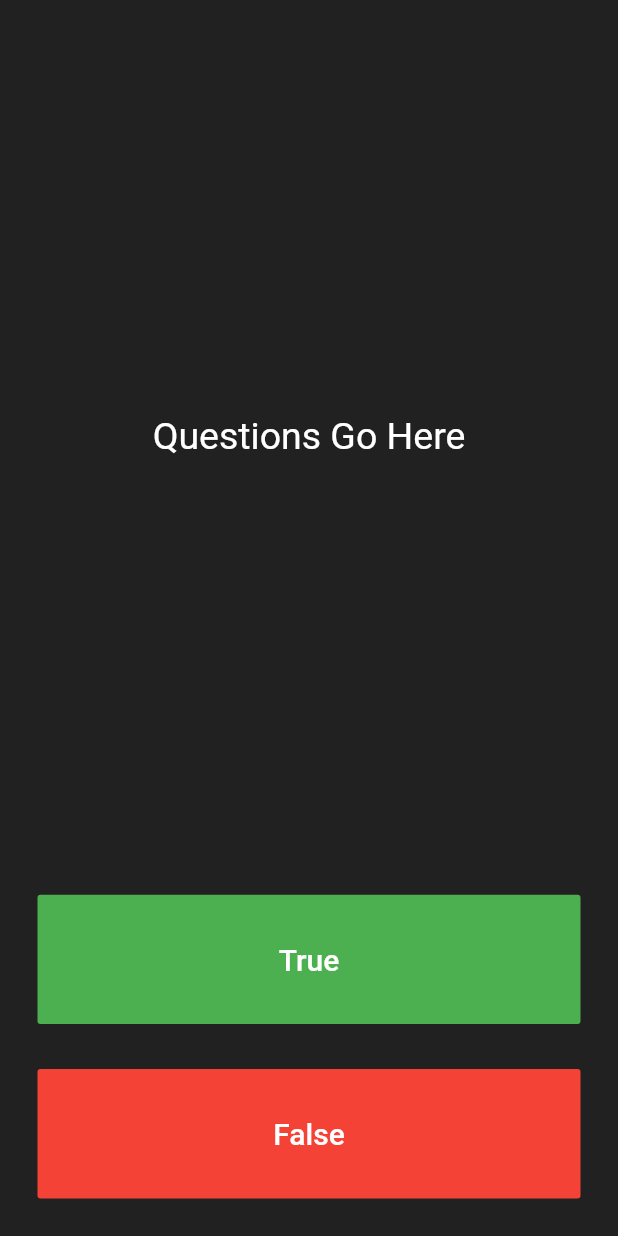
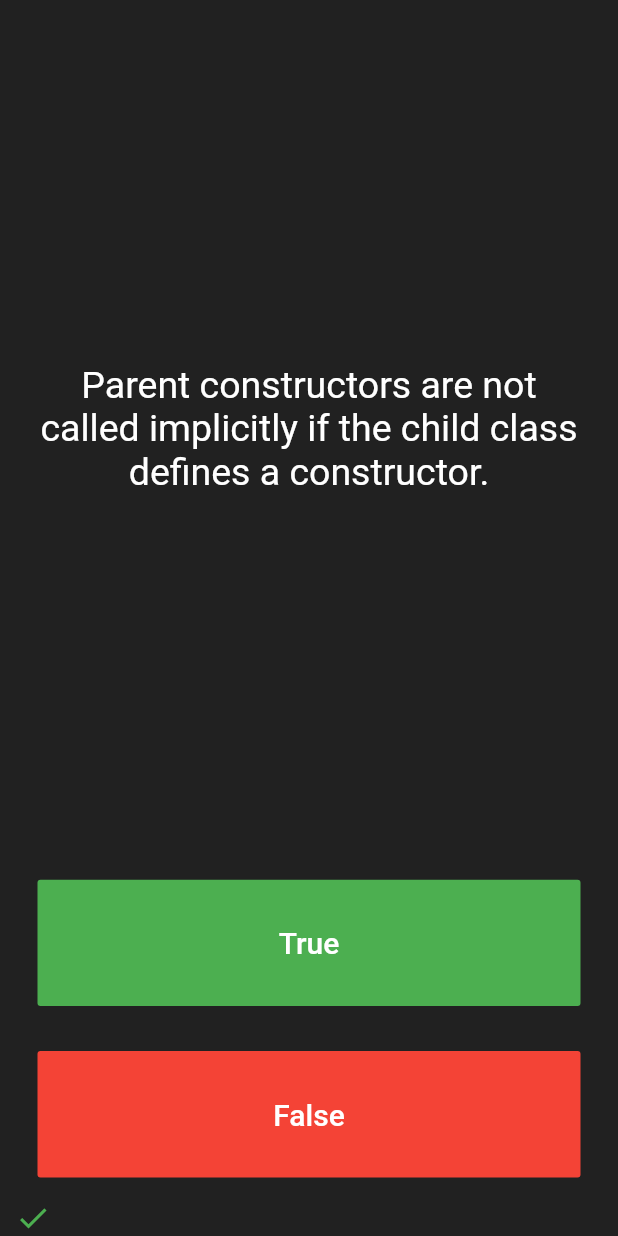
Before and after one commit to iamsaqibs/quizer_app, a Flutter app: the screen it shows after launch, after a tap on "True", on a phone screen of 412 x 824 dp. Run offline on Flutter 3.47's test engine with Material 2 defaults, Android fonts, the phone set to English and light mode, and no system bars.

Commit message:
Added Questions and answers

```diff
--- a/lib/main.dart
+++ b/lib/main.dart
@@ -1,8 +1,9 @@
 import 'package:flutter/material.dart';
+import 'questions.dart';
 
-void main() => runApp(QuizerApp());
+void main() => runApp(QuizzerApp());
 
-class QuizerApp extends StatelessWidget {
+class QuizzerApp extends StatelessWidget {
   @override
   Widget build(BuildContext context) {
     return MaterialApp(
@@ -25,7 +26,52 @@ class MainApp extends StatefulWidget {
 }
 
 class _MainAppState extends State<MainApp> {
+  int index = 0;
+  int limit = 11;
   List<Icon> score = [];
+  List<String> questions = [
+    'Parent constructors are not called implicitly if the child class defines a constructor?',
+    'Parent constructors are not called implicitly if the child class defines a constructor.',
+    'Interface constant can be override in class implementing the interface.',
+    'Static methods can be call with class name and colon operator, \"this\" is not available inside the method declared as static.',
+    'Static properties can be accessed through the object using the arrow operator \"->\".',
+    'If parent class has Final method abc(). Method abc() can be overridden in child class.',
+    'In PHP, a class can be inherited from one base class and with multiple base classes.',
+    'To create instance of class \"new\" keyword is not required.',
+    '\"this\" is a reference to the calling object',
+    'The variable name is case-sensitive in PHP.',
+    'PHP is an open source software',
+    'A function cannot be defined inside another function',
+    'Functions cannot return more than one value at a time',
+  ];
+  List<bool> answers = [
+    true,
+    false,
+    true,
+    false,
+    false,
+    false,
+    false,
+    true,
+    true,
+    true,
+    true,
+    true,
+  ];
+
+  void checkAnswer({bool answer}){
+    setState(() {
+      if(index <= limit){
+        if(answer == answers[index]){
+          score.add(Icon(Icons.check, color: Colors.green,));
+        } else {
+          score.add(Icon(Icons.close, color: Colors.red,));
+        }
+
+        index++;
+      }
+    });
+  }
   @override
   Widget build(BuildContext context) {
     return Column(
@@ -38,7 +84,7 @@ class _MainAppState extends State<MainApp> {
             padding: EdgeInsets.all(10.0),
             child: Center(
               child: Text(
-                'Questions Go Here',
+                questions[index],
                 textAlign: TextAlign.center,
                 style: TextStyle(fontSize: 25.0, color: Colors.white),
               ),
@@ -59,9 +105,7 @@ class _MainAppState extends State<MainApp> {
                 ),
               ),
               onPressed: () {
-                setState(() {
-
-                });
+                checkAnswer(answer: true);
               },
             ),
           ),
@@ -79,18 +123,16 @@ class _MainAppState extends State<MainApp> {
                   fontSize: 20.0,
                 ),
               ),
-              onPressed: () {},
+              onPressed: () {
+                checkAnswer(answer: false);
+              },
             ),
           ),
         ),
-        Padding(
-          padding: EdgeInsets.only(bottom: 10.0),
-          child: Row(
+        Row(
             children: score,
           ),
-        ),
-
-      ],
+        ]
     );
   }
 }
--- /dev/null
+++ b/lib/questions.dart
@@ -0,0 +1,9 @@
+class Questions {
+  String question;
+  bool answer;
+
+  Questions({String question, bool answer}){
+    this.question = question;
+    this.answer = answer;
+  }
+}
```
